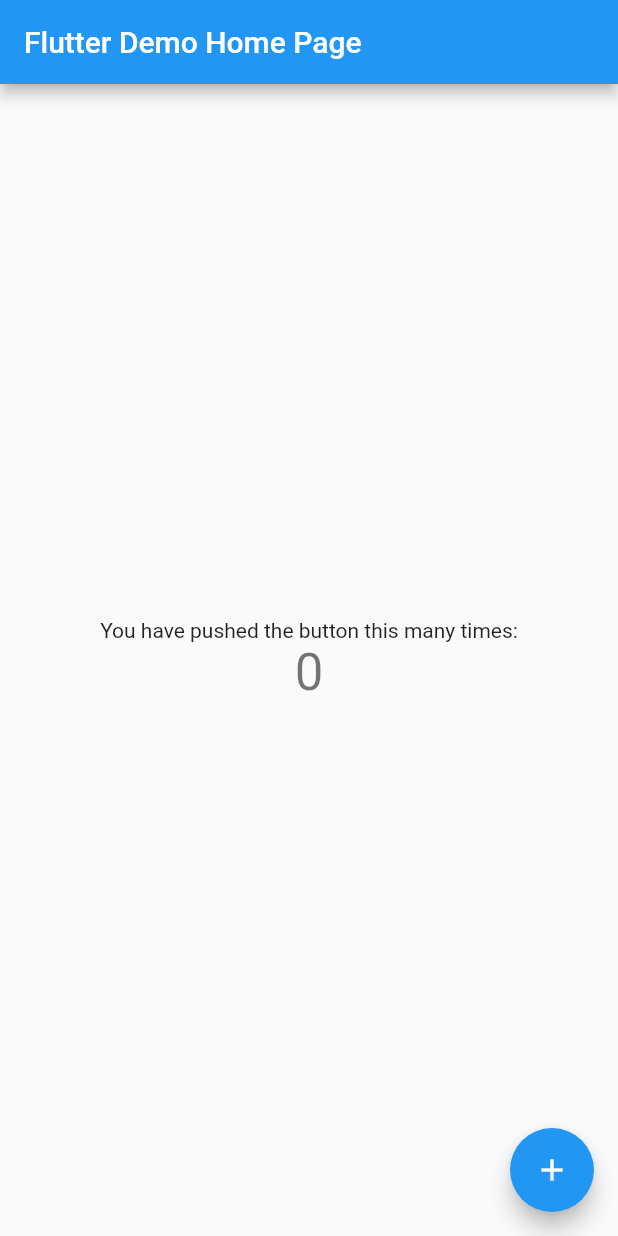
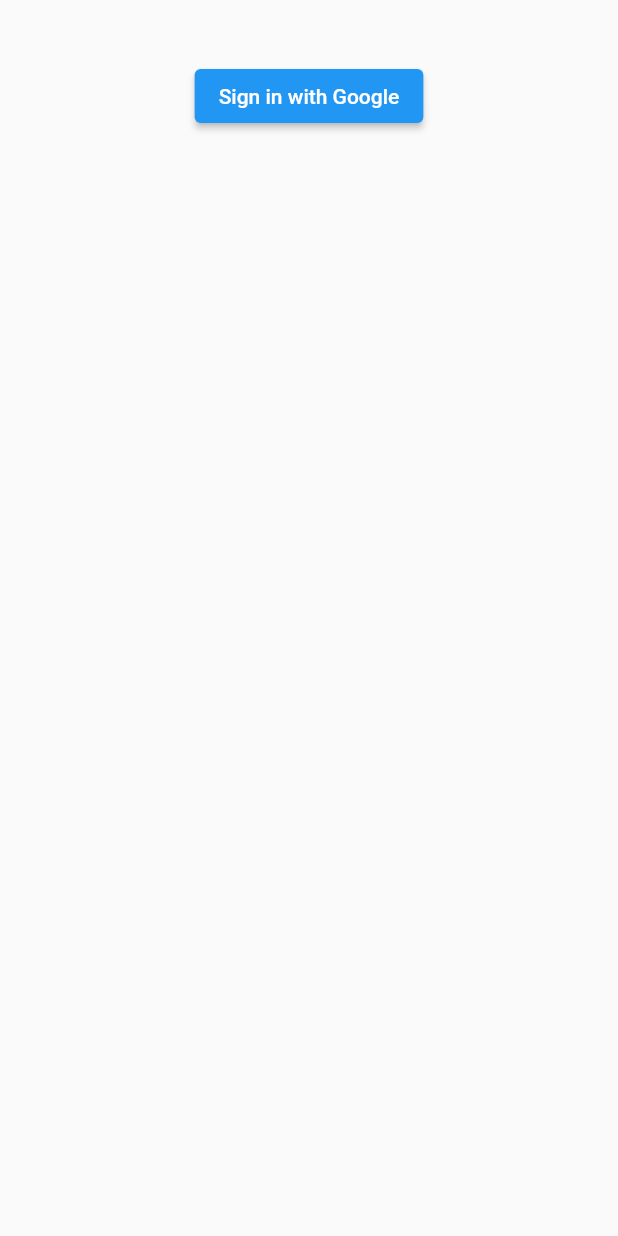
Before and after one commit to albertodelviejo/skype_clone_flutter_tdd_clean_architecture, a Flutter app: the screen it shows after launch, on a phone screen of 412 x 824 dp. Run offline on Flutter 3.47's test engine with Material 2 defaults, Android fonts, the light colour scheme and no system bars; our stand-ins replace bloc, dartz, equatable, firebase_auth, firebase_core, flutter_bloc and 2 more; accounts and stored records are empty.

Commit message:
auth functionality added

```diff
--- a/lib/core/usecases/usecase.dart
+++ b/lib/core/usecases/usecase.dart
@@ -1,8 +1,12 @@
 import 'package:dartz/dartz.dart';
+import 'package:equatable/equatable.dart';
 import '../error/failures.dart';
 
 abstract class UseCase<Type, Params> {
   Future<Either<Failure, Type>> call(Params params);
 }
 
-class NoParams {}
+class NoParams extends Equatable {
+  @override
+  List<Object> get props => [];
+}
--- a/lib/features/login/presentation/bloc/auth_bloc_bloc.dart
+++ b/lib/features/login/presentation/bloc/auth_bloc.dart
@@ -1,45 +1,47 @@
 import 'dart:async';
 
 import 'package:bloc/bloc.dart';
-import 'package:equatable/equatable.dart';
 import 'package:flutter/material.dart';
+import '../../domain/usecases/logout.dart';
+import 'bloc.dart';
 import '../../../../core/usecases/usecase.dart';
-import '../../domain/entities/user_app.dart';
 import '../../domain/usecases/login.dart';
 
-part 'auth_bloc_event.dart';
-part 'auth_bloc_state.dart';
+const String CONNECTION_FAILURE_MESSAGE = 'Error de red';
 
-class AuthBlocBloc extends Bloc<AuthBlocEvent, AuthBlocState> {
+class AuthBloc extends Bloc<AuthEvent, AuthState> {
   final Login login;
   final Logout logout;
 
-  AuthBlocBloc({@required this.login, @required this.logout})
+  AuthBloc({@required this.login, @required this.logout})
       : assert(login != null),
         assert(logout != null),
         super(Empty());
 
   @override
-  Stream<AuthBlocState> mapEventToState(
-    AuthBlocEvent event,
+  Stream<AuthState> mapEventToState(
+    AuthEvent event,
   ) async* {
     if (event is LoginEvent) {
       yield Loading();
       final loginEither = await login(NoParams());
 
       yield* loginEither.fold((failure) async* {
-        yield Error(message: 'Error de red');
+        yield Error(message: CONNECTION_FAILURE_MESSAGE);
       }, (user) async* {
         yield Loaded(user: user);
       });
     } else if (event is LogoutEvent) {
       yield Loading();
       final logoutEither = await logout(NoParams());
+
       yield* logoutEither.fold((failure) async* {
-        yield Error(message: 'Error de red');
+        yield Error(message: CONNECTION_FAILURE_MESSAGE);
       }, (bool) async* {
-        yield Loaded(user: bool);
+        yield Empty();
       });
     }
   }
+
+  get initialState => Empty();
 }
--- /dev/null
+++ b/lib/features/login/presentation/bloc/auth_event.dart
@@ -0,0 +1,16 @@
+import 'package:equatable/equatable.dart';
+
+abstract class AuthEvent extends Equatable {
+  const AuthEvent();
+
+  @override
+  List<Object> get props => [];
+}
+
+class LoginEvent extends AuthEvent {
+  LoginEvent();
+}
+
+class LogoutEvent extends AuthEvent {
+  LogoutEvent();
+}
--- /dev/null
+++ b/lib/features/login/presentation/bloc/auth_state.dart
@@ -0,0 +1,31 @@
+import 'package:equatable/equatable.dart';
+import 'package:flutter/material.dart';
+import '../../domain/entities/user_app.dart';
+
+abstract class AuthState extends Equatable {
+  @override
+  List<Object> get props => [];
+}
+
+class Empty extends AuthState {}
+
+class Loading extends AuthState {}
+
+class Loaded extends AuthState {
+  final UserApp user;
+  final bool result;
+
+  Loaded({this.user, this.result});
+
+  @override
+  List<Object> get props => [user, result];
+}
+
+class Error extends AuthState {
+  final String message;
+
+  Error({@required this.message});
+
+  @override
+  List<Object> get props => [message];
+}
--- /dev/null
+++ b/lib/features/login/presentation/bloc/bloc.dart
@@ -0,0 +1,3 @@
+export 'auth_bloc.dart';
+export 'auth_state.dart';
+export 'auth_event.dart';
--- /dev/null
+++ b/lib/features/login/presentation/pages/login_page.dart
@@ -0,0 +1,64 @@
+import 'package:flutter/material.dart';
+import 'package:flutter_bloc/flutter_bloc.dart';
+import 'package:skype_clone_flutter_tdd_clean_architecture/features/login/presentation/widgets/logout_button_widget.dart';
+import '../bloc/bloc.dart';
+import '../widgets/login_button_widget.dart';
+
+import '../../../../injection_container.dart';
+
+class LoginPage extends StatelessWidget {
+  @override
+  Widget build(BuildContext context) {
+    return Scaffold(
+      body: SingleChildScrollView(child: buildBody(context)),
+    );
+  }
+
+  BlocProvider<AuthBloc> buildBody(BuildContext context) {
+    return BlocProvider(
+      create: (_) => sl<AuthBloc>(),
+      child: Column(
+        children: <Widget>[
+          SizedBox(
+            height: 40,
+          ),
+          BlocBuilder<AuthBloc, AuthState>(
+            builder: (context, state) {
+              if (state is Empty) {
+                return LoginButton();
+              } else if (state is Loading) {
+                return LoadingWidget();
+              } else if (state is Loaded) {
+                return LogoutButton();
+              } else if (state is Error) {
+                return ErrorDisplay();
+              }
+            },
+          )
+        ],
+      ),
+    );
+  }
+}
+
+class ErrorDisplay extends StatelessWidget {
+  const ErrorDisplay({
+    Key key,
+  }) : super(key: key);
+
+  @override
+  Widget build(BuildContext context) {
+    return Text('Error en Login');
+  }
+}
+
+class LoadingWidget extends StatelessWidget {
+  const LoadingWidget({
+    Key key,
+  }) : super(key: key);
+
+  @override
+  Widget build(BuildContext context) {
+    return Center(child: CircularProgressIndicator());
+  }
+}
--- /dev/null
+++ b/lib/features/login/presentation/widgets/login_button_widget.dart
@@ -0,0 +1,30 @@
+import 'package:flutter/material.dart';
+import 'package:flutter_bloc/flutter_bloc.dart';
+import '../bloc/bloc.dart';
+
+class LoginButton extends StatefulWidget {
+  const LoginButton({
+    Key key,
+  }) : super(key: key);
+
+  @override
+  _LoginButtonState createState() => _LoginButtonState();
+}
+
+class _LoginButtonState extends State<LoginButton> {
+  @override
+  Widget build(BuildContext context) {
+    return Align(
+      alignment: Alignment.topCenter,
+      child: Center(
+          child: ElevatedButton(
+        onPressed: dispatchLogin,
+        child: Text('Sign in with Google'),
+      )),
+    );
+  }
+
+  void dispatchLogin() {
+    BlocProvider.of<AuthBloc>(context).add(LoginEvent());
+  }
+}
--- a/lib/main.dart
+++ b/lib/main.dart
@@ -1,6 +1,13 @@
+import 'package:firebase_core/firebase_core.dart';
 import 'package:flutter/material.dart';
 
-void main() {
+import 'features/login/presentation/pages/login_page.dart';
+import 'injection_container.dart' as di;
+
+Future<void> main() async {
+  WidgetsFlutterBinding.ensureInitialized();
+  await Firebase.initializeApp();
+  di.init();
   runApp(MyApp());
 }
 
@@ -9,105 +16,11 @@
   @override
   Widget build(BuildContext context) {
     return MaterialApp(
-      title: 'Flutter Demo',
+      title: 'Skype Clone',
       theme: ThemeData(
-        // This is the theme of your application.
-        //
-        // Try running your application with "flutter run". You'll see the
-        // application has a blue toolbar. Then, without quitting the app, try
-        // changing the primarySwatch below to Colors.green and then invoke
-        // "hot reload" (press "r" in the console where you ran "flutter run",
-        // or simply save your changes to "hot reload" in a Flutter IDE).
-        // Notice that the counter didn't reset back to zero; the application
-        // is not restarted.
         primarySwatch: Colors.blue,
       ),
-      home: MyHomePage(title: 'Flutter Demo Home Page'),
+      home: LoginPage(),
     );
   }
 }
-
-class MyHomePage extends StatefulWidget {
-  MyHomePage({Key key, this.title}) : super(key: key);
-
-  // This widget is the home page of your application. It is stateful, meaning
-  // that it has a State object (defined below) that contains fields that affect
-  // how it looks.
-
-  // This class is the configuration for the state. It holds the values (in this
-  // case the title) provided by the parent (in this case the App widget) and
-  // used by the build method of the State. Fields in a Widget subclass are
-  // always marked "final".
-
-  final String title;
-
-  @override
-  _MyHomePageState createState() => _MyHomePageState();
-}
-
-class _MyHomePageState extends State<MyHomePage> {
-  int _counter = 0;
-
-  void _incrementCounter() {
-    setState(() {
-      // This call to setState tells the Flutter framework that something has
-      // changed in this State, which causes it to rerun the build method below
-      // so that the display can reflect the updated values. If we changed
-      // _counter without calling setState(), then the build method would not be
-      // called again, and so nothing would appear to happen.
-      _counter++;
-    });
-  }
-
-  @override
-  Widget build(BuildContext context) {
-    // This method is rerun every time setState is called, for instance as done
-    // by the _incrementCounter method above.
-    //
-    // The Flutter framework has been optimized to make rerunning build methods
-    // fast, so that you can just rebuild anything that needs updating rather
-    // than having to individually change instances of widgets.
-    return Scaffold(
-      appBar: AppBar(
-        // Here we take the value from the MyHomePage object that was created by
-        // the App.build method, and use it to set our appbar title.
-        title: Text(widget.title),
-      ),
-      body: Center(
-        // Center is a layout widget. It takes a single child and positions it
-        // in the middle of the parent.
-        child: Column(
-          // Column is also a layout widget. It takes a list of children and
-          // arranges them vertically. By default, it sizes itself to fit its
-          // children horizontally, and tries to be as tall as its parent.
-          //
-          // Invoke "debug painting" (press "p" in the console, choose the
-          // "Toggle Debug Paint" action from the Flutter Inspector in Android
-          // Studio, or the "Toggle Debug Paint" command in Visual Studio Code)
-          // to see the wireframe for each widget.
-          //
-          // Column has various properties to control how it sizes itself and
-          // how it positions its children. Here we use mainAxisAlignment to
-          // center the children vertically; the main axis here is the vertical
-          // axis because Columns are vertical (the cross axis would be
-          // horizontal).
-          mainAxisAlignment: MainAxisAlignment.center,
-          children: <Widget>[
-            Text(
-              'You have pushed the button this many times:',
-            ),
-            Text(
-              '$_counter',
-              style: Theme.of(context).textTheme.headline4,
-            ),
-          ],
-        ),
-      ),
-      floatingActionButton: FloatingActionButton(
-        onPressed: _incrementCounter,
-        tooltip: 'Increment',
-        child: Icon(Icons.add),
-      ), // This trailing comma makes auto-formatting nicer for build methods.
-    );
-  }
-}
```
Also changed, not shown: lib/features/login/data/repositories/firebase_auth_repository_impl.dart (+7 -3 lines), lib/features/login/domain/usecases/login.dart (+0 -13 lines), lib/features/login/domain/usecases/logout.dart (added, +15 -0 lines), lib/features/login/presentation/bloc/auth_bloc_event.dart (deleted, +0 -16 lines), lib/features/login/presentation/bloc/auth_bloc_state.dart (deleted, +0 -27 lines), lib/features/login/presentation/widgets/logout_button_widget.dart (added, +31 -0 lines), lib/injection_container.dart (added, +35 -0 lines), pubspec.yaml (+4 -3 lines), pubspec.lock, 3 other files.
